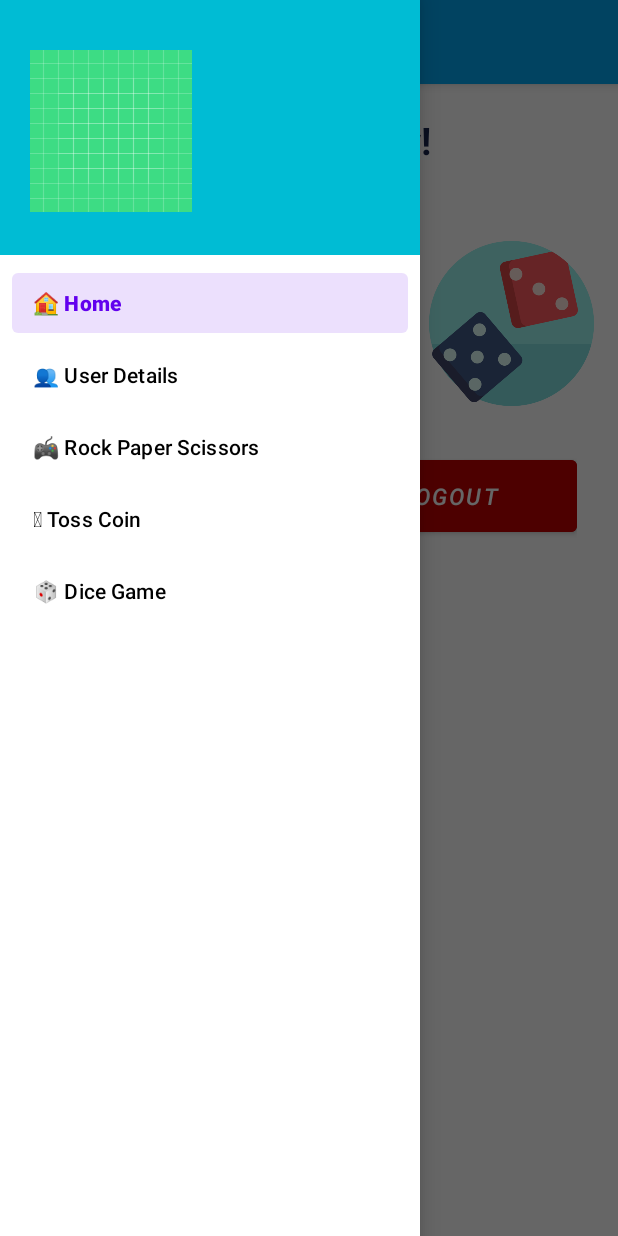
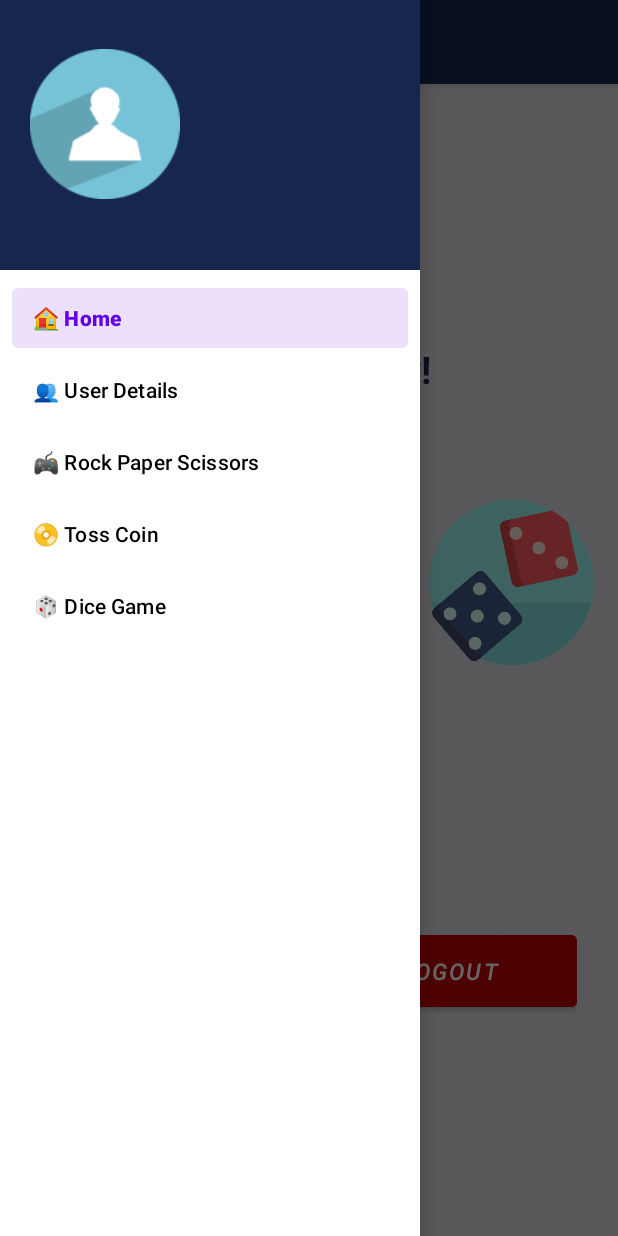
Before and after one commit to ibanlacson/Pyalungan, an Android app: the HomeFragment screen opened directly, with no data from a screen before it, with the side drawer open, on a phone screen of 412 x 824 dp. Run offline under Robolectric (Android 15) with nearby library versions, the phone set to English and light mode, and no system bars; our stand-ins replace navigation-ui.

Commit message:
Updated the layouts and drawables.

```diff
--- a/app/src/main/res/layout/activity_enter_user.xml
+++ b/app/src/main/res/layout/activity_enter_user.xml
@@ -4,6 +4,7 @@
     xmlns:tools="http://schemas.android.com/tools"
     android:layout_width="match_parent"
     android:layout_height="match_parent"
+    android:background="#718093"
     tools:context=".EnterUserActivity">
 
     <LinearLayout
--- a/app/src/main/res/layout/activity_splash_screen.xml
+++ b/app/src/main/res/layout/activity_splash_screen.xml
@@ -4,6 +4,7 @@
     xmlns:tools="http://schemas.android.com/tools"
     android:layout_width="match_parent"
     android:layout_height="match_parent"
+    android:background="#DCDDE1"
     tools:context=".SplashScreenActivity">
     <ImageView
         android:id="@+id/imageView"
--- a/app/src/main/res/layout/fragment_dice_roller.xml
+++ b/app/src/main/res/layout/fragment_dice_roller.xml
@@ -5,6 +5,7 @@
     xmlns:tools="http://schemas.android.com/tools"
     android:layout_width="match_parent"
     android:layout_height="match_parent"
+    android:background="#DCDDE1"
     tools:context=".fragments.DiceRollerFragment">
 
     <ImageView
@@ -23,6 +24,7 @@
         android:layout_height="wrap_content"
         android:paddingLeft="15dp"
         android:paddingRight="15dp"
+        android:textColor="#17264E"
         android:text="Rock paper scissors \ngame"
         android:textAlignment="center"
         android:textAllCaps="true"
@@ -49,7 +51,7 @@
             android:layout_height="match_parent"
             android:layout_marginEnd="10dp"
             android:layout_weight="1"
-            android:backgroundTint="#3F51B5"
+            android:backgroundTint="#17264E"
             android:text="Roll Dice"
             android:textSize="18sp" />
 
@@ -68,7 +70,7 @@
             android:layout_width="0dp"
             android:layout_height="match_parent"
             android:layout_weight="1"
-            android:backgroundTint="#D32215"
+            android:backgroundTint="#C00000"
             android:text="Return"
             android:textSize="18sp" />
     </LinearLayout>
--- a/app/src/main/res/layout/fragment_home.xml
+++ b/app/src/main/res/layout/fragment_home.xml
@@ -4,15 +4,21 @@
     xmlns:tools="http://schemas.android.com/tools"
     xmlns:app="http://schemas.android.com/apk/res-auto"
     android:layout_width="match_parent"
+    android:background="#DCDDE1"
     android:layout_height="match_parent"
     tools:context=".fragments.HomeFragment">
 
     <LinearLayout
+        android:id="@+id/linearLayout4"
         android:layout_width="match_parent"
         android:layout_height="wrap_content"
         android:layout_weight="1"
         android:gravity="center_horizontal"
         android:orientation="vertical"
+        app:layout_constraintBottom_toBottomOf="parent"
+        app:layout_constraintStart_toStartOf="parent"
+        app:layout_constraintTop_toTopOf="parent"
+        app:layout_constraintVertical_bias="0.292"
         tools:ignore="MissingConstraints">
 
         <TextView
@@ -27,7 +33,6 @@
             android:textStyle="bold"
             app:layout_constraintBottom_toTopOf="@+id/linearLayout2"
             app:layout_constraintEnd_toEndOf="parent"
-            app:layout_constraintHorizontal_bias="0.46"
             app:layout_constraintStart_toStartOf="parent"
             app:layout_constraintTop_toBottomOf="@+id/linearLayout" />
 
@@ -35,14 +40,12 @@
             android:id="@+id/linearLayout2"
             android:layout_width="wrap_content"
             android:layout_height="wrap_content"
-            android:layout_marginTop="40dp"
+            android:layout_marginTop="60dp"
             android:orientation="horizontal"
             app:layout_constraintBottom_toBottomOf="parent"
             app:layout_constraintEnd_toEndOf="parent"
-            app:layout_constraintHorizontal_bias="0.454"
             app:layout_constraintStart_toStartOf="parent"
-            app:layout_constraintTop_toTopOf="parent"
-            app:layout_constraintVertical_bias="0.218">
+            app:layout_constraintTop_toTopOf="parent">
 
             <ImageView
                 android:id="@+id/imageView2"
@@ -73,12 +76,15 @@
                 app:layout_constraintTop_toTopOf="parent" />
 
         </LinearLayout>
+    </LinearLayout>
 
     <LinearLayout
         android:layout_width="match_parent"
         android:layout_height="wrap_content"
         android:layout_gravity="center_vertical"
-            android:orientation="vertical">
+        android:orientation="vertical"
+        app:layout_constraintBottom_toBottomOf="parent"
+        app:layout_constraintTop_toBottomOf="@+id/linearLayout4">
 
         <TableRow
             android:layout_width="wrap_content"
@@ -117,13 +123,4 @@
 
     </LinearLayout>
 
-    </LinearLayout>
-
-    <FrameLayout
-        android:id="@+id/fragment_container"
-        android:layout_width="match_parent"
-        android:layout_height="0dp"
-        android:layout_weight="1"
-        tools:ignore="MissingConstraints" />
-
 </androidx.constraintlayout.widget.ConstraintLayout>
--- a/app/src/main/res/layout/fragment_toss_coin_game.xml
+++ b/app/src/main/res/layout/fragment_toss_coin_game.xml
@@ -5,6 +5,7 @@
     xmlns:app="http://schemas.android.com/apk/res-auto"
     android:layout_width="match_parent"
     android:layout_height="match_parent"
+    android:background="#DCDDE1"
     tools:context=".fragments.TossCoinGameFragment">
 
     <!-- TODO: Update blank fragment layout -->
@@ -49,7 +50,7 @@
             android:layout_width="match_parent"
             android:layout_height="wrap_content"
             android:backgroundTint="#4CAF50"
-            android:text="🪙 Atcha Me! "
+            android:text="Atcha Me! "
             android:textSize="25sp"
             android:textStyle="bold" />
 
@@ -57,7 +58,7 @@
             android:id="@+id/btn_return"
             android:layout_width="match_parent"
             android:layout_height="wrap_content"
-            android:backgroundTint="#F44336"
+            android:backgroundTint="#C00000"
             android:text="Return"
             android:textSize="25sp"
             app:layout_constraintBottom_toBottomOf="parent" />
--- a/app/src/main/res/layout/fragment_user_details.xml
+++ b/app/src/main/res/layout/fragment_user_details.xml
@@ -5,6 +5,7 @@
     xmlns:tools="http://schemas.android.com/tools"
     android:layout_width="match_parent"
     android:layout_height="match_parent"
+    android:background="#DCDDE1"
     tools:context=".fragments.UserDetailsFragment">
 
     <LinearLayout
@@ -22,6 +23,7 @@
             android:layout_height="wrap_content"
             android:text="Your name here"
             android:textSize="18sp"
+            android:textColor="#17264E"
             android:textStyle="bold"
             android:layout_marginBottom="20dp"/>
 
@@ -29,6 +31,7 @@
             android:id="@+id/btn_edit_user_details"
             android:layout_width="wrap_content"
             android:layout_height="wrap_content"
+            android:backgroundTint="#17264E"
             android:text="Edit User Details"
             />
 
--- a/app/src/main/res/layout/nav_header.xml
+++ b/app/src/main/res/layout/nav_header.xml
@@ -2,17 +2,18 @@
 <LinearLayout
     xmlns:android="http://schemas.android.com/apk/res/android"
     android:layout_width="match_parent"
-    android:layout_height="170dp"
+    android:layout_height="180dp"
     android:orientation="vertical"
     android:gravity="center_vertical"
-    android:background="#00BCD4"
+    android:background="#17264E"
     android:paddingStart="20dp"
-    android:paddingTop="30dp">
+    android:paddingTop="20dp">
 
     <ImageView
-        android:layout_width="wrap_content"
-        android:layout_height="wrap_content"
-        android:src="@drawable/ic_launcher_background"/>
+        android:layout_width="100dp"
+        android:layout_height="100dp"
+        android:src="@drawable/ic_person"
+        android:layout_marginBottom="10dp"/>
     <TextView
         android:id="@+id/txt_name"
         android:layout_width="wrap_content"
--- a/app/src/main/res/menu/activity_main_drawer.xml
+++ b/app/src/main/res/menu/activity_main_drawer.xml
@@ -16,7 +16,7 @@
             android:title="🎮 Rock Paper Scissors" />
         <item
             android:id="@+id/nav_toss_coin_game"
-            android:title="🪙 Toss Coin"/>
+            android:title="📀 Toss Coin"/>
         <item
             android:id="@+id/nav_dice_roller_game"
             android:title="🎲 Dice Game"/>
--- a/app/src/main/res/values/colors.xml
+++ b/app/src/main/res/values/colors.xml
@@ -7,4 +7,5 @@
     <color name="teal_700">#FF018786</color>
     <color name="black">#FF000000</color>
     <color name="white">#FFFFFFFF</color>
+    <color name="hamburgerWhite">#FFFFFFFF</color>
 </resources>
--- a/app/src/main/res/values/themes.xml
+++ b/app/src/main/res/values/themes.xml
@@ -2,6 +2,7 @@
     <!-- Base application theme. -->
     <style name="Theme.Pyalungan" parent="Theme.MaterialComponents.DayNight.DarkActionBar">
         <!-- Primary brand color. -->
+        <item name="drawerArrowStyle">@style/DrawerIcon</item>
         <item name="colorPrimary">@color/purple_500</item>
         <item name="colorPrimaryVariant">@color/purple_700</item>
         <item name="colorOnPrimary">@color/white</item>
@@ -14,8 +15,13 @@
         <!-- Customize your theme here. -->
     </style>
 
+    <style name="DrawerIcon" parent="Widget.AppCompat.DrawerArrowToggle">
+        <item name="color">@color/hamburgerWhite</item>
+    </style>
+
     <style name="Theme.Pyalungan.NoActionBar">
         <item name="windowActionBar">false</item>
         <item name="windowNoTitle">true</item>
     </style>
+
 </resources>
```
Also changed, not shown: app/src/main/res/layout/app_bar_container.xml (+4 -3 lines), app/src/main/res/layout/fragment_rock_paper_scissor_game.xml (+6 -1 lines), app/src/main/res/drawable/ic_person.png (added). Lines whose indentation alone changed are shown as unchanged.
